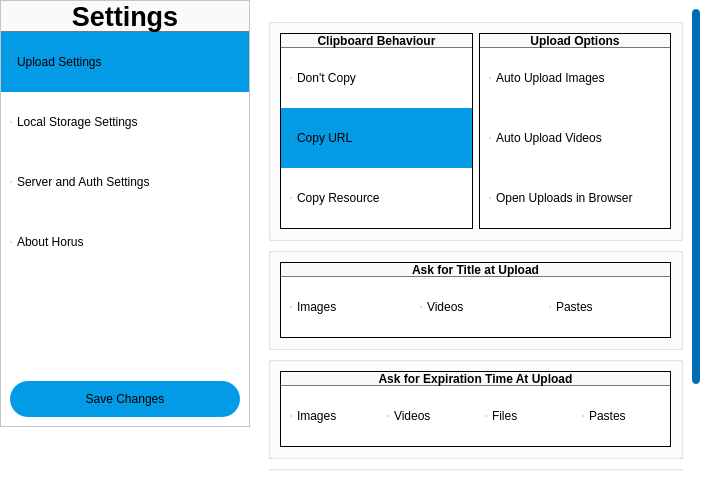
nickdonnelly/horus, file editsettingswindow.ui: the form before one commit.
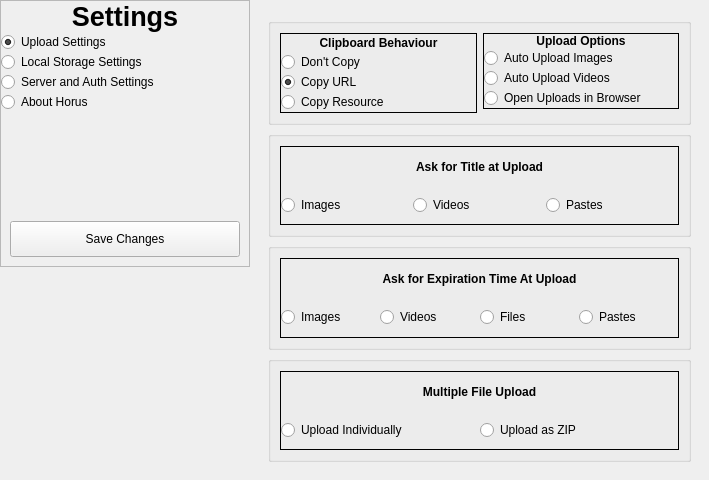
The form after the commit.

Commit message: + Some stylistic changes and fixes. The look of dialogs and other   windows is now more consistent with the style of the edit   settings dialog. + Lots of code  cleanup. * Fixed some todos. * Fixed some bugs.

Diff of the .ui file:
```diff
--- a/editsettingswindow.ui
+++ b/editsettingswindow.ui
@@ -20,93 +20,26 @@
    <string>Horus Settings</string>
   </property>
   <property name="styleSheet">
-   <string notr="true">#scrollAreaContents, #lblAbout{
-	background: white;
-	border: none;
-	padding: 0;
-}
-
-#stackedWidget { border-left: 1px solid #777777; }
-
-*{ background: white; }
-QRadioButton::indicator { width: 0; height: 0; }
-
-QFrame QLabel {
-	background: #FAFAFA;
-	border-bottom: 1px solid #777777;
-}
-
-QRadioButton {
-	background: white;
-	margin: 0px;
-	padding: 0 0 0 10;
-	height: 60px;
-
-	icon-size: 0px;
-	text-align: center;
-}
-
-QRadioButton:hover {
-	background: rgb(239, 239, 239)
-}
-
-QRadioButton:checked {
-	background: rgba( 3, 155, 229, 255) !important;
-}
-
-QRadioButton:checked:hover {
-	background: rgb(100, 206, 255) !important;
-}
-
-QPushButton {
-	background-color: qlineargradient(spread:pad, x1:0, y1:0, x2:1, y2:0, stop:0 rgba(3, 155, 229, 255), stop:1 rgba(3, 155, 229, 255));
-	color: #000000;
-	border-radius: 18px;
-}
-
-QPushButton:hover {
-	background-color: qlineargradient(spread:pad, x1:0, y1:0, x2:1, y2:0, stop:0 rgba(0, 109, 179, 255), stop:1 rgba(0, 109, 179, 255));
-	color: #ffffff;
-}
-
-QLineEdit {
-	background: rgb(3,155,229);
-	border-radius: 18px;
-	border: 1px solid black;
-	color: #000000;
-	margin: 0;
-	padding: 5px;
-}
-QLineEdit:focus, QLineEdit:hover {
-	background: rgb(0,109,179);
-	color: #ffffff;
-}
-
-QScrollBar::add-line:vertical, QScrollBar::sub-line:vertical {
-	background: none;
-	border: none;
-	width: 0;
-	height: 0;
-}
-
-QScrollBar:vertical{
-	max-width: 8;
-}
-
-QScrollBar::handle:vertical {
-	background: rgb(0,109,179);
-	border-radius: 4px;
-}
-
-#btnDeleteAllLocal {
-	background: rgb(243, 14, 14);
-	color: #ffffff;
-}
-#btnDeleteAllLocal:hover {
-	background: rgb(255, 0, 0);
-}</string>
+   <string notr="true"/>
   </property>
   <widget class="QWidget" name="centralwidget">
+   <property name="styleSheet">
+    <string notr="true">QGroupBox {
+	border: none;
+}
+
+QStackedWidget QGroupBox &gt; QFrame {
+	border: 1px solid #333333;
+}
+
+QFrame QLabel {
+        background: #FAFAFA;
+        border-bottom: 1px solid #777777;
+	  	border-left: none;
+		border-right: none;
+		border-top: none;
+}</string>
+   </property>
    <layout class="QGridLayout" name="gridLayout">
     <property name="leftMargin">
      <number>0</number>
@@ -334,8 +267,8 @@
               <rect>
                <x>0</x>
                <y>0</y>
-               <width>431</width>
-               <height>664</height>
+               <width>439</width>
+               <height>460</height>
               </rect>
              </property>
              <layout class="QVBoxLayout" name="verticalLayout_16">
@@ -377,6 +310,9 @@
                         <bold>true</bold>
                        </font>
                       </property>
+                      <property name="styleSheet">
+                       <string notr="true"/>
+                      </property>
                       <property name="text">
                        <string>Clipboard Behaviour</string>
                       </property>
```
The commit also changes 4 other files.
